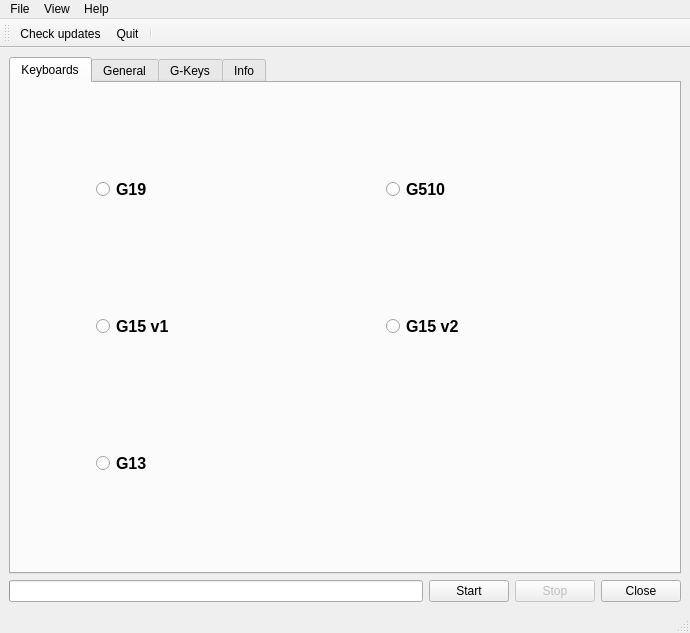
Old version of the form dcspy/ui/qtdcs.ui in the repository emcek/dcspy.
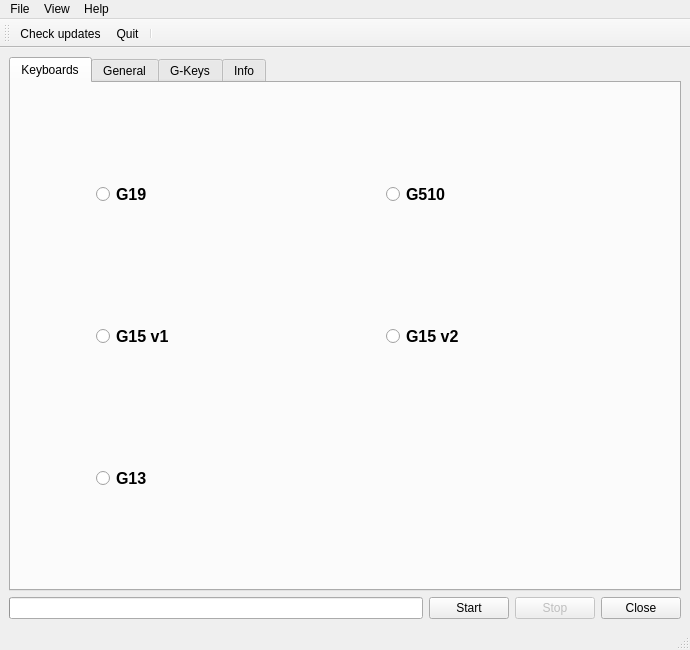
New version of the form. Icons and pictures are not drawn.

Commit message: add reset to defaults and change size

```diff
--- a/dcspy/ui/qtdcs.ui
+++ b/dcspy/ui/qtdcs.ui
@@ -7,13 +7,13 @@
     <x>0</x>
     <y>0</y>
     <width>690</width>
-    <height>633</height>
+    <height>650</height>
    </rect>
   </property>
   <property name="minimumSize">
    <size>
-    <width>470</width>
-    <height>393</height>
+    <width>500</width>
+    <height>650</height>
    </size>
   </property>
   <property name="windowTitle">
```
Left out of the diff: 54 changed lines with no effect on the pictures. The commit also changes 1 other file.
